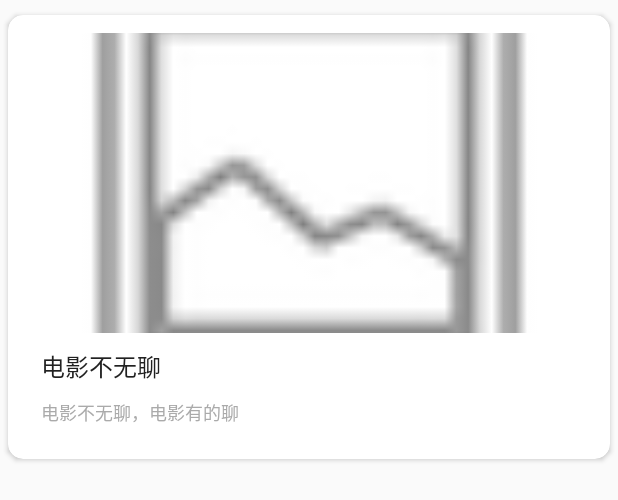
After one commit to oeasy9999/ZhiHuDemo, an Android app: the layout list_item_zhuti_list.xml on its own in the app's theme, with its tools: preview values and no code run, on a phone screen of 412 x 824 dp. The commit adds this screen. Shown: the top 500 px of the screen. Run offline under Robolectric (Android 15) with nearby library versions, the phone set to English and light mode, and no system bars.

Commit message:
初步实现主题列表页面代码

```diff
--- a/app/src/main/java/com/oeasy9999/zhihudemo/API.java
+++ b/app/src/main/java/com/oeasy9999/zhihudemo/API.java
@@ -8,6 +8,7 @@ public interface API {
   public static final int TYPE_LATEST = 0;
   public static final int TYPE_BEFORE = 1;
 
+  public static final String BASE = "http://news-at.zhihu.com/api/4/";
   public static final String BASE_URL = "http://news-at.zhihu.com/api/4/news/";
   public static final String RIBAO_LATEST = "http://news-at.zhihu.com/api/4/news/latest";
   public static final String RIBAO_BEFORE = "http://news-at.zhihu.com/api/4/news/before/";
--- a/app/src/main/java/com/oeasy9999/zhihudemo/ui/activity/MainActivity.java
+++ b/app/src/main/java/com/oeasy9999/zhihudemo/ui/activity/MainActivity.java
@@ -17,6 +17,7 @@ import com.oeasy9999.zhihudemo.mvp.presenter.MainPresenterImpl;
 import com.oeasy9999.zhihudemo.mvp.view.MainView;
 import com.oeasy9999.zhihudemo.ui.fragment.RemenFragment;
 import com.oeasy9999.zhihudemo.ui.fragment.RibaoFragment;
+import com.oeasy9999.zhihudemo.ui.fragment.ZhutiFragment;
 
 public class MainActivity extends BaseActivity
     implements MainView, NavigationView.OnNavigationItemSelectedListener {
@@ -92,6 +93,7 @@ public class MainActivity extends BaseActivity
   }
 
   @Override public void switchToZhuti() {
+    getSupportFragmentManager().beginTransaction().replace(R.id.content_main, new ZhutiFragment()).commit();
     mToolbar.setTitle(R.string.zhuti);
   }
 
--- a/app/src/main/java/com/oeasy9999/zhihudemo/ui/adapter/RemenAdapter.java
+++ b/app/src/main/java/com/oeasy9999/zhihudemo/ui/adapter/RemenAdapter.java
@@ -29,7 +29,8 @@ public class RemenAdapter extends RecyclerView.Adapter<RecyclerView.ViewHolder>
   }
 
   @Override public RecyclerView.ViewHolder onCreateViewHolder(ViewGroup parent, int viewType) {
-    View view = LayoutInflater.from(parent.getContext()).inflate(R.layout.list_item_remen, null);
+    //View view = LayoutInflater.from(parent.getContext()).inflate(R.layout.list_item_remen, null);---->如果用这个，会出现CardView设置margin属性无效。
+    View view = LayoutInflater.from(parent.getContext()).inflate(R.layout.list_item_remen, parent, false);
     return new ItemViewHolder(view);
   }
 
--- /dev/null
+++ b/app/src/main/res/layout/list_item_zhuti_list.xml
@@ -0,0 +1,43 @@
+<?xml version="1.0" encoding="utf-8"?>
+<android.support.v7.widget.CardView
+    xmlns:android="http://schemas.android.com/apk/res/android"
+    xmlns:app="http://schemas.android.com/apk/res-auto"
+    android:layout_width="match_parent"
+    android:layout_height="wrap_content"
+    android:layout_marginLeft="@dimen/margin_5dp"
+    android:layout_marginRight="@dimen/margin_5dp"
+    android:layout_marginTop="@dimen/margin_10dp"
+    app:cardCornerRadius="@dimen/radiue_10dp"
+    >
+  <LinearLayout
+      android:layout_width="match_parent"
+      android:layout_height="wrap_content"
+      android:gravity="center"
+      android:orientation="vertical"
+      android:padding="@dimen/padding_12dp">
+    <ImageView android:id="@+id/img_zhuti"
+        android:layout_width="match_parent"
+        android:layout_height="@dimen/height_200dp"
+        android:scaleType="centerCrop"
+        android:src="@drawable/ic_menu_gallery"/>
+    <TextView android:id="@+id/txt_zhuti_name"
+        android:layout_width="match_parent"
+        android:layout_height="wrap_content"
+        android:gravity="center_vertical"
+        android:padding="@dimen/padding_10dp"
+        android:textSize="@dimen/text_size_16sp"
+        android:textColor="@color/primary_text"
+        android:text="电影不无聊"/>
+    <TextView android:id="@+id/txt_zhuti_desc"
+        android:layout_width="match_parent"
+        android:layout_height="wrap_content"
+        android:paddingLeft="@dimen/padding_10dp"
+        android:paddingRight="@dimen/padding_10dp"
+        android:paddingBottom="@dimen/padding_10dp"
+        android:textSize="@dimen/text_size_12sp"
+        android:textColor="@android:color/darker_gray"
+        android:text="电影不无聊，电影有的聊"/>
+  </LinearLayout>
+
+
+</android.support.v7.widget.CardView>
--- a/app/src/main/res/values/dimens.xml
+++ b/app/src/main/res/values/dimens.xml
@@ -4,6 +4,7 @@
   <dimen name="activity_vertical_margin">16dp</dimen>
   <!-- margin -->
   <dimen name="margin_1dp">1dp</dimen>
+  <dimen name="margin_2dp">2dp</dimen>
   <dimen name="margin_5dp">5dp</dimen>
   <dimen name="margin_10dp">10dp</dimen>
   <dimen name="margin_16dp">16dp</dimen>
@@ -65,4 +66,6 @@
   <dimen name="width_100dp">100dp</dimen>
   <dimen name="width_200dp">200dp</dimen>
   <dimen name="width_280dp">280dp</dimen>
+  <!-- radiue -->
+  <dimen name="radiue_10dp">10dp</dimen>
 </resources>
```
Also changed, not shown: app/build.gradle (+8 -0 lines), app/src/main/java/com/oeasy9999/zhihudemo/ZhiHuApp.java (+9 -0 lines), app/src/main/java/com/oeasy9999/zhihudemo/ZhutiService.java (added, +12 -0 lines), app/src/main/java/com/oeasy9999/zhihudemo/model/entity/Zhuti.java (added, +55 -0 lines), app/src/main/java/com/oeasy9999/zhihudemo/model/entity/ZhutiList.java (added, +39 -0 lines), app/src/main/java/com/oeasy9999/zhihudemo/mvp/presenter/RemenPresenterImpl.java (+0 -27 lines), app/src/main/java/com/oeasy9999/zhihudemo/mvp/presenter/ZhutiPresenter.java (added, +8 -0 lines), app/src/main/java/com/oeasy9999/zhihudemo/mvp/presenter/ZhutiPresenterImpl.java (added, +63 -0 lines), app/src/main/java/com/oeasy9999/zhihudemo/mvp/view/ZhutiView.java (added, +14 -0 lines), app/src/main/java/com/oeasy9999/zhihudemo/ui/adapter/ZhutiListAdapter.java (added, +61 -0 lines), app/src/main/java/com/oeasy9999/zhihudemo/ui/fragment/ZhutiFragment.java (added, +79 -0 lines), app/src/main/res/layout/list_item_remen.xml (+4 -3 lines).
